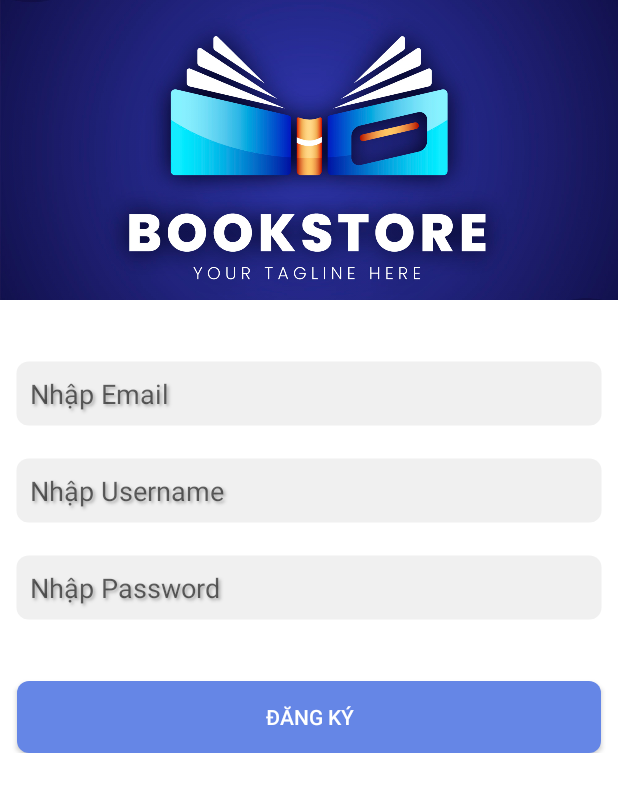
After one commit to tuananbg/BTL_Android, an Android app: the layout activity_register.xml on its own in the app's theme, with its tools: preview values and no code run, on a phone screen of 412 x 824 dp. The commit adds this screen. Shown: the top 792 px of the screen. Run offline under Robolectric (Android 15) with nearby library versions, the phone set to English and light mode, and no system bars.

Commit message:
Add feat register

```diff
--- /dev/null
+++ b/app/src/main/res/drawable/button_background.xml
@@ -0,0 +1,5 @@
+<?xml version="1.0" encoding="utf-8"?>
+<shape xmlns:android="http://schemas.android.com/apk/res/android">
+    <solid android:color="@color/colorPrimary" /> <!-- Màu nền primary -->
+    <corners android:radius="8dp" /> <!-- Bo tròn góc -->
+</shape>
--- /dev/null
+++ b/app/src/main/res/drawable/edittext_background.xml
@@ -0,0 +1,6 @@
+<?xml version="1.0" encoding="utf-8"?>
+<shape xmlns:android="http://schemas.android.com/apk/res/android">
+    <solid android:color="@color/light_gray" /> <!-- Màu nền tối -->
+    <corners android:radius="8dp" />  <!-- Bo góc cho ô nhập -->
+    <stroke android:color="@android:color/transparent" android:width="2dp"/> <!-- Viền trong suốt (hoặc bạn có thể thay đổi màu nếu muốn) -->
+</shape>
--- /dev/null
+++ b/app/src/main/res/layout/activity_register.xml
@@ -0,0 +1,87 @@
+<?xml version="1.0" encoding="utf-8"?>
+<LinearLayout xmlns:android="http://schemas.android.com/apk/res/android"
+    xmlns:app="http://schemas.android.com/apk/res-auto"
+    xmlns:tools="http://schemas.android.com/tools"
+    android:id="@+id/main"
+    android:layout_width="match_parent"
+    android:layout_height="match_parent"
+    android:orientation="vertical"
+    android:background="@color/white"
+    tools:context=".RegisterActivity">
+
+    <ImageView
+        android:id="@+id/headerImage"
+        android:layout_width="match_parent"
+        android:layout_height="200dp"
+        android:layout_marginBottom="30dp"
+        android:scaleType="centerCrop"
+        android:src="@drawable/logo" />
+
+    <EditText
+        android:id="@+id/editTextEmail"
+        android:layout_width="match_parent"
+        android:layout_height="wrap_content"
+        android:layout_margin="10dp"
+        android:background="@drawable/edittext_background"
+        android:hint="Nhập Email"
+        android:padding="10dp"
+        android:shadowColor="@android:color/darker_gray"
+        android:shadowDx="2"
+        android:shadowDy="2"
+        android:shadowRadius="2"
+        android:singleLine="true"
+        android:textColor="@color/black" />
+    <EditText
+        android:id="@+id/editTextUsername"
+        android:layout_width="match_parent"
+        android:layout_height="wrap_content"
+        android:layout_margin="10dp"
+        android:hint="Nhập Username"
+        android:padding="10dp"
+        android:singleLine="true"
+        android:background="@drawable/edittext_background"
+        android:textColor="@color/black"
+        android:shadowColor="@android:color/darker_gray"
+        android:shadowDx="2"
+        android:shadowDy="2"
+        android:shadowRadius="2"
+        />
+    <EditText
+        android:id="@+id/editTextPassword"
+        android:layout_width="match_parent"
+        android:layout_height="wrap_content"
+        android:layout_margin="10dp"
+        android:hint="Nhập Password"
+        android:padding="10dp"
+        android:singleLine="true"
+        android:background="@drawable/edittext_background"
+        android:textColor="@color/black"
+        android:shadowColor="@android:color/darker_gray"
+        android:shadowDx="2"
+        android:shadowDy="2"
+        android:shadowRadius="2"
+        />
+
+    <TableRow
+        android:layout_width="match_parent"
+        android:layout_height="wrap_content">
+
+        <Button
+            android:id="@+id/btnRegister"
+            android:layout_width="wrap_content"
+            android:layout_height="wrap_content"
+            android:layout_marginLeft="11dp"
+            android:layout_marginTop="30dp"
+            android:layout_marginRight="11dp"
+            android:layout_weight="1"
+            android:background="@drawable/button_background"
+            android:padding="10dp"
+            android:text="Đăng ký"
+            android:textColor="@color/white" />
+    </TableRow>
+
+
+
+
+
+</LinearLayout>
--- a/app/src/main/res/values/colors.xml
+++ b/app/src/main/res/values/colors.xml
@@ -7,4 +7,7 @@
     <color name="teal_700">#FF018786</color>
     <color name="black">#FF000000</color>
     <color name="white">#FFFFFFFF</color>
+    <color name="dark_gray">#424242</color>
+    <color name="light_gray">#f0f0f0</color>
+    <color name="colorPrimary">#6586E6</color>
 </resources>
--- /dev/null
+++ b/app/src/main/res/values/refs.xml
@@ -0,0 +1,2 @@
+<?xml version="1.0" encoding="utf-8"?>
+<resources></resources>
--- a/gradle/libs.versions.toml
+++ b/gradle/libs.versions.toml
@@ -1,7 +1,7 @@
 [versions]
 agp = "8.6.0"
 kotlin = "1.9.0"
-coreKtx = "1.15.0"
+coreKtx = "1.13.1"
 junit = "4.13.2"
 junitVersion = "1.2.1"
 espressoCore = "3.6.1"
```
Also changed, not shown: app/src/main/AndroidManifest.xml (+5 -2 lines), app/src/main/java/com/buihuuduy/btl_android/DBSQLite/DataHandler.java (added, +64 -0 lines), app/src/main/java/com/buihuuduy/btl_android/RegisterActivity.java (added, +82 -0 lines), app/src/main/java/com/buihuuduy/btl_android/common/ShowDialog.java (added, +28 -0 lines), app/src/main/java/com/buihuuduy/btl_android/entity/UserEntity.java (added, +54 -0 lines), app/src/main/res/layout/activity_main.xml (+1 -20 lines), app/src/main/res/drawable/logo.jpg (added).
